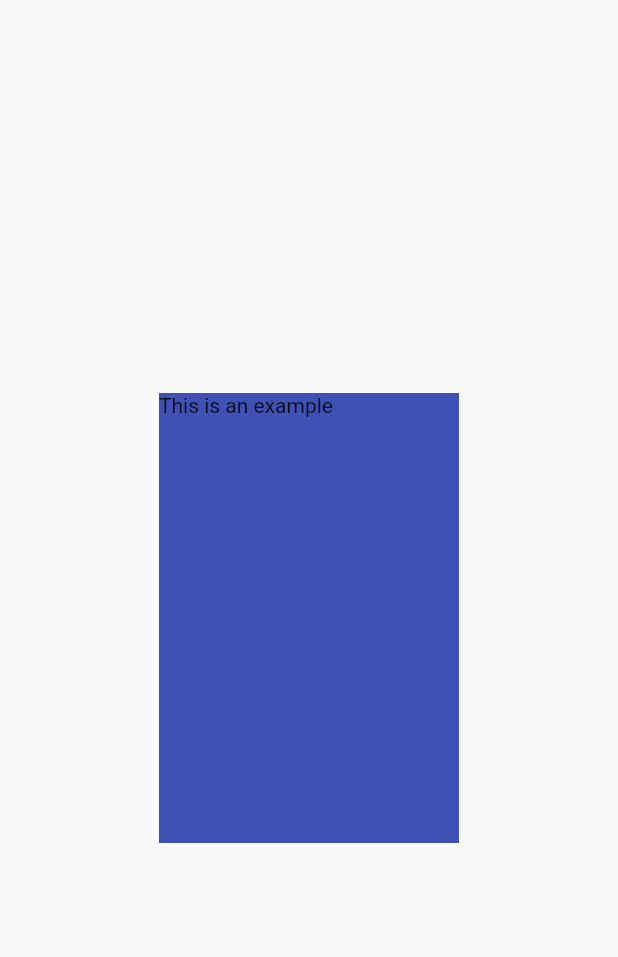
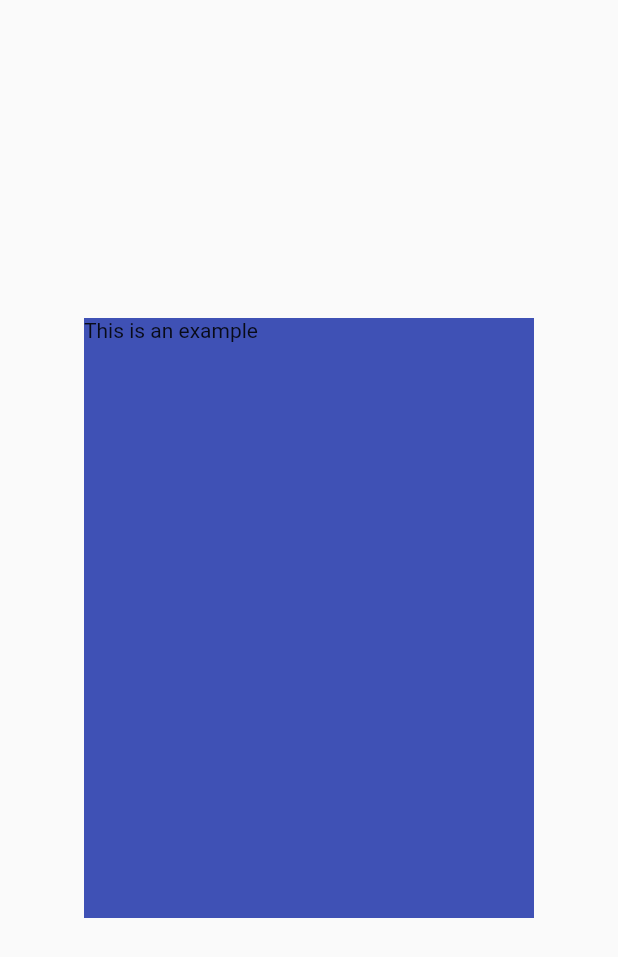
Before and after one commit to ninest/swipeable_card, a Flutter app: the screen it shows after launch, on a phone screen of 412 x 824 dp. Shown: the top 957 px of the screen. Run offline on Flutter 3.47's test engine with Material 2 defaults, Android fonts, the phone set to English and light mode, and no system bars.

Commit message:
issues with alignment

```diff
--- a/example/lib/home_route.dart
+++ b/example/lib/home_route.dart
@@ -30,8 +30,8 @@ class CardExample extends StatelessWidget {
   @override
   Widget build(BuildContext context) {
     return Container(
-      height: 300,
-      width: 200,
+      height: 400,
+      width: 300,
       color: Colors.indigo,
       child: Text("This is an example"),
     );
--- a/lib/src/swipable.dart
+++ b/lib/src/swipable.dart
@@ -6,9 +6,9 @@ f() {}
 class SwipableWidget extends StatefulWidget {
   SwipableWidget({
     Key key,
-    this.durationMilliseconds = 120,
-    this.scrollSensitivity = 3,
-    this.horizontalThreshold = 0.95,
+    this.durationMilliseconds = 300,
+    this.scrollSensitivity = 1.5,
+    this.horizontalThreshold = 0.85,
     this.onHorizontalSwipe,
     this.onVerticalSwipe,
     @required this.child,
@@ -20,7 +20,7 @@ class SwipableWidget extends StatefulWidget {
 
   /// The multiplier for the drag alignment. A value of 2.5 to 3 feels natural
   /// while higher values will be better for larger screens
-  final int scrollSensitivity;
+  final double scrollSensitivity;
 
   /// Defines an x (horizontal axis) value for alignment. If the widget is dragged
   /// beyond the [horizontalThreshold], it will be animated out
@@ -84,9 +84,10 @@ class _SwipableWidgetState extends State<SwipableWidget> with SingleTickerProvid
 
   /// Animating the card outside the screen.
   /// [toLeft] is true when the card is to be animated leaving to the left
-  void _runLeaveScreenAnimation({bool toLeft = false}) {
+  void _runLeaveScreenAnimation({double screenWidth, bool toLeft = false}) {
     // The below values were found through trial and error on an Android device
     // and iPhone. These may require additional tweaking
+    print(screenWidth);
     double _sideAlignmentEnd = Platform.isAndroid ? 8.0 : 15.0;
 
     // Interpolation out of the screen (either left side or right side)
@@ -139,10 +140,10 @@ class _SwipableWidgetState extends State<SwipableWidget> with SingleTickerProvid
         if (_alignment.x < -widget.horizontalThreshold ||
             _alignment.x > widget.horizontalThreshold) {
           if (_alignment.x > widget.horizontalThreshold)
-            _runLeaveScreenAnimation();
+            _runLeaveScreenAnimation(screenWidth: size.width);
           // If it's dragged to the left side, animate it leaving from the left side
           else
-            _runLeaveScreenAnimation(toLeft: true);
+            _runLeaveScreenAnimation(screenWidth: size.width, toLeft: true);
 
           /*
           We need to wait for the animation to finish. Only then we should execute the
```
